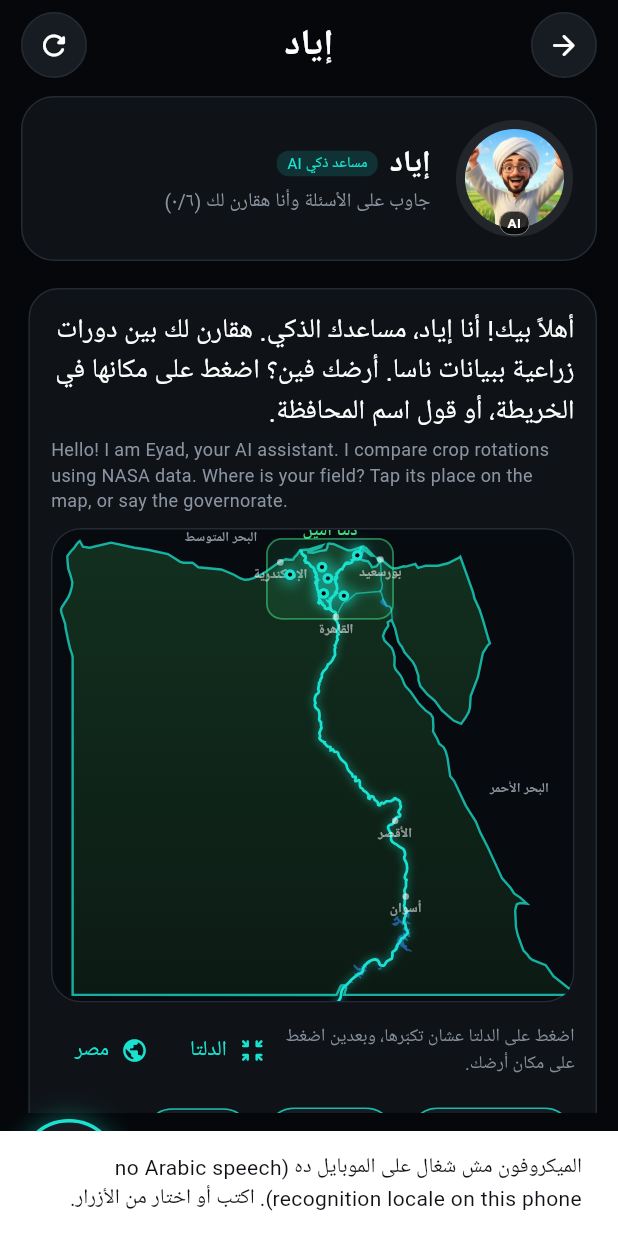
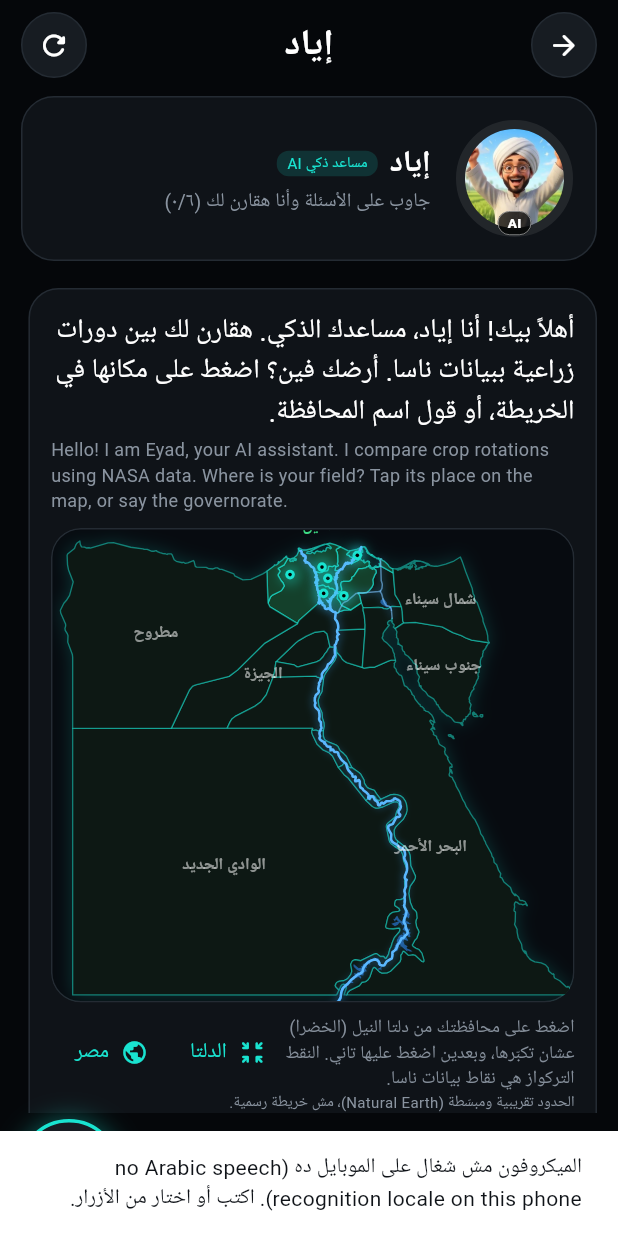
Before and after one commit to TarekELz/fieldshift, a Flutter app: the ChatScreen screen opened directly with empty values, after a tap on the "mic" icon, on a phone screen of 412 x 824 dp. Run offline on Flutter 3.47's test engine with Material 3 defaults, Android fonts, the phone set to English and light mode, and no system bars; our stand-ins replace flutter_tts, speech_to_text.

Commit message:
feat(app): map from real governorate boundaries and Arabic names, governorate-based picking; single AI label on Eyad

```diff
--- a/app/assets/eyad/ABOUT.txt
+++ b/app/assets/eyad/ABOUT.txt
@@ -2,7 +2,7 @@ Eyad avatar pictures (eyad_*.jpg)
 
 These pictures were generated with an AI image tool (Google Gemini) from a prompt supplied by the team, and
 show a stylized cartoon character. NASA Space Apps rules require AI-generated images to carry a visible
-watermark: the app draws an "AI" mark on every avatar and the words "AI-generated" on the large one.
-Do not remove the mark. Do not use these pictures anywhere without it (slides, video, README).
+watermark: the app draws an "AI" mark on every avatar. Do not remove the mark, and keep it wherever the
+pictures are used (slides, video, README). The pictures are acknowledged in the project's acknowledgements.
 The character is a stylized likeness of a person; the team confirms that person's consent and that they are
 over 18 (the competition does not allow likenesses of people under 18).
--- a/app/lib/dialogue.dart
+++ b/app/lib/dialogue.dart
@@ -193,7 +193,14 @@ class Dialogue {
     switch (step) {
       case Step.site:
         final s = parseSite(n);
-        if (s == null) return [_retry('مفهمتش. قول اسم المحافظة تاني من فضلك.', 'I did not understand. Please say the governorate again.')];
+        if (s == null) {
+          final g = _governorateByName(n);
+          if (g != null) {
+            final lbl = g['label'] as List;
+            return _useGovernorate(g, (lbl[1] as num).toDouble(), (lbl[0] as num).toDouble());
+          }
+          return [_retry('مفهمتش. قول اسم المحافظة تاني من فضلك.', 'I did not understand. Please say the governorate again.')];
+        }
         site = s;
         step = Step.crop;
         return [BotMessage('تمام، ${arSite[s]}.', en: data.siteName(s)), prompt()];
@@ -239,27 +246,54 @@ class Dialogue {
     }
   }
 
-  /// The farmer tapped the map. Finds the nearest NASA data point, or says the place is outside the Delta.
+  List<BotMessage> _outside(String? govAr) => [
+        BotMessage(
+          '${govAr != null ? 'محافظة $govAr' : 'المكان ده'} برا دلتا النيل. أنا دلوقتي بشتغل على الدلتا بس: الإسكندرية، البحيرة، كفر الشيخ، الغربية، الدقهلية، دمياط، المنوفية، القليوبية، الشرقية، وبورسعيد. اضغط على واحدة منهم.',
+          en: 'That place is outside the Nile Delta, which is all I cover for now.',
+          choices: prompt().choices,
+          retry: true,
+          showMap: true,
+        ),
+      ];
+
+  /// A Delta governorate was chosen (by tapping the map or by name). It uses its own NASA data point if it has
+  /// one, otherwise the nearest one, and says which.
+  List<BotMessage> _useGovernorate(Map<String, dynamic> g, double lat, double lon) {
+    final ar = g['ar'] as String;
+    if (g['delta'] != true) return _outside(ar);
+    final own = g['site'] as String?;
+    final key = own ?? nearestSite(data, lat, lon).key;
+    final p = data.siteLatLon(key);
+    final km = haversineKm(lat, lon, p.lat, p.lon);
+    final far = km > 60;
+    site = key;
+    step = Step.crop;
+    final approx = far ? ' المسافة بعيدة شوية، فالأرقام تقريبية.' : '';
+    final text = own != null
+        ? 'تمام. محافظة $ar، وهستخدم بيانات ناسا لنقطة ${arSite[key]}.$approx'
+        : 'تمام. محافظة $ar مفيهاش نقطة بيانات خاصة بيها، فهستخدم أقرب نقطة من ناسا: ${arSite[key]} (حوالي ${arDigits(km.round())} كم).$approx';
+    final en = own != null
+        ? 'Governorate ${g['id']}: using the NASA data point ${data.siteName(key)}${far ? '; far from where you tapped, so numbers are approximate' : ''}.'
+        : 'Governorate ${g['id']} has no data point of its own: using the nearest, ${data.siteName(key)}, about ${km.round()} km away.';
+    return [BotMessage(text, en: en), prompt()];
+  }
+
+  /// The farmer tapped the map.
   List<BotMessage> handleLocation(double lat, double lon) {
     if (step != Step.site) {
       return [BotMessage('عشان تغير المكان، اضغط على "ابدأ من جديد".', en: 'To change the place, tap Start again.')];
     }
-    if (!insideDelta(data, lat, lon)) {
-      return [
-        BotMessage('المكان ده برا دلتا النيل. أنا دلوقتي بشتغل على الدلتا بس، من الإسكندرية لحد بورسعيد ولحد القاهرة. اضغط على الدلتا من فضلك.',
-            en: 'That place is outside the Nile Delta, which is all I cover for now.', choices: prompt().choices, retry: true, showMap: true),
-      ];
+    final g = governorateAt(data, lat, lon);
+    if (g == null) return _outside(null);
+    return _useGovernorate(g, lat, lon);
+  }
+
+  Map<String, dynamic>? _governorateByName(String n) {
+    for (final g in data.governorates) {
+      final core = normalizeAr(g['ar'] as String).replaceFirst(RegExp('^ال'), '');
+      if (core.length >= 4 && n.contains(core)) return g as Map<String, dynamic>;
     }
-    final n = nearestSite(data, lat, lon);
-    site = n.key;
-    step = Step.crop;
-    final km = n.km.round();
-    final far = n.km > 60;
-    return [
-      BotMessage('تمام. أقرب نقطة بيانات من ناسا لمكانك هي ${arSite[n.key]}، على بعد حوالي ${arDigits(km)} كم.${far ? ' المسافة بعيدة شوية، فالأرقام تقريبية.' : ''}',
-          en: 'Nearest NASA data point: ${data.siteName(n.key)}, about $km km away${far ? '; that is far, so the numbers are approximate' : ''}.'),
-      prompt(),
-    ];
+    return null;
   }
 
   Comparison run() {
--- a/app/lib/eyad.dart
+++ b/app/lib/eyad.dart
@@ -1,7 +1,7 @@
 // Eyad: the assistant's name and avatar.
 // The avatar pictures were supplied by the team and appear to be AI-generated. The competition rules
-// require a VISIBLE watermark on AI-generated images, so every avatar carries an "AI" mark, and the
-// larger ones carry the full words. They must also be listed in docs/ai-disclosure.md.
+// require a VISIBLE watermark on AI-generated images, so every avatar carries an "AI" mark. They are also
+// acknowledged in the project's acknowledgements and in docs/ai-disclosure.md.
 import 'package:flutter/material.dart';
 
 import 'ui_kit.dart';
@@ -56,21 +56,14 @@ class EyadAvatar extends StatelessWidget {
             decoration: BoxDecoration(shape: BoxShape.circle, border: Border.all(color: Fs.teal, width: 2.4), boxShadow: glow ? [BoxShadow(color: Fs.teal.withValues(alpha: 0.4), blurRadius: 18)] : null),
           ),
         image,
-        // The visible AI watermark: a small "AI" on small avatars, the full words (two lines) on large ones.
+        // The visible AI mark on the avatar (the pictures are AI-generated; the team acknowledges this in the
+        // project's acknowledgements and AI-use disclosure). Larger on the big avatar so it stays clearly visible.
         Positioned(
           bottom: size * 0.05,
-          child: ConstrainedBox(
-            constraints: BoxConstraints(maxWidth: size * 0.92),
-            child: Container(
-              padding: EdgeInsets.symmetric(horizontal: wide ? 8 : 5, vertical: wide ? 2 : 1),
-              decoration: BoxDecoration(color: Colors.black.withValues(alpha: 0.75), borderRadius: BorderRadius.circular(8), border: Border.all(color: Colors.white54, width: 0.6)),
-              child: wide
-                  ? const Column(mainAxisSize: MainAxisSize.min, children: [
-                      Text('AI-generated', style: TextStyle(fontSize: 10, color: Colors.white, fontWeight: FontWeight.w700, height: 1.1)),
-                      Text('مولّدة بالذكاء الاصطناعي', style: TextStyle(fontSize: 8.5, color: Colors.white, height: 1.1)),
-                    ])
-                  : const Text('AI', style: TextStyle(fontSize: 9, color: Colors.white, fontWeight: FontWeight.w700)),
-            ),
+          child: Container(
+            padding: EdgeInsets.symmetric(horizontal: wide ? 10 : 6, vertical: wide ? 2 : 1),
+            decoration: BoxDecoration(color: Colors.black.withValues(alpha: 0.75), borderRadius: BorderRadius.circular(8), border: Border.all(color: Colors.white54, width: 0.6)),
+            child: Text('AI', style: TextStyle(fontSize: wide ? 13 : 9, color: Colors.white, fontWeight: FontWeight.w800)),
           ),
         ),
       ]),
--- a/app/lib/map_picker.dart
+++ b/app/lib/map_picker.dart
@@ -1,6 +1,7 @@
-// Map of Egypt drawn in code from simplified Natural Earth data (public domain): outline, Nile and its
-// two Delta branches, Lake Nasser. The farmer taps the Nile Delta to zoom in, then taps his place.
-// The tapped point is matched to the nearest of our six NASA data points.
+// Map of Egypt drawn in code from simplified Natural Earth data (public domain): the 27 governorates with
+// their Arabic names, the Nile and its two Delta branches, Lake Nasser. The borders are generalized and
+// approximate, not an official survey. The farmer taps a governorate of the Nile Delta (green) to zoom in,
+// then taps his governorate. Each Delta governorate is matched to a NASA data point.
 import 'dart:math' as math;
 
 import 'package:flutter/material.dart';
@@ -25,6 +26,7 @@ class _MapPickerState extends State<MapPicker> with SingleTickerProviderStateMix
   late final AnimationController _anim = AnimationController(vsync: this, duration: const Duration(milliseconds: 450));
   Animation<Matrix4>? _tween;
   ({double lat, double lon})? _pin;
+  String? _selected;
 
   @override
   void initState() {
@@ -61,12 +63,16 @@ class _MapPickerState extends State<MapPicker> with SingleTickerProviderStateMix
 
   void _tap(Offset p, double w, double h) {
     final ll = _unproject(p, _scale(w));
+    final g = governorateAt(widget.data, ll.lat, ll.lon);
     final zoom = _ctrl.value.getMaxScaleOnAxis();
-    if (zoom < 2.2 && insideDelta(widget.data, ll.lat, ll.lon)) {
-      _zoomDelta(w, h); // first tap on the Delta zooms in; the next tap picks the place
+    if (zoom < 2.2 && g != null && g['delta'] == true) {
+      _zoomDelta(w, h); // the first tap on a Delta governorate zooms in; the next tap picks
       return;
     }
-    setState(() => _pin = ll);
+    setState(() {
+      _pin = ll;
+      _selected = g?['id'] as String?;
+    });
     widget.onPick(ll.lat, ll.lon);
   }
 
@@ -92,7 +98,7 @@ class _MapPickerState extends State<MapPicker> with SingleTickerProviderStateMix
                 builder: (context, _) => GestureDetector(
                   behavior: HitTestBehavior.opaque,
                   onTapUp: (d) => _tap(d.localPosition, w, h),
-                  child: CustomPaint(size: Size(w, h), painter: _EgyptPainter(widget.data, s, _ctrl.value.getMaxScaleOnAxis(), _pin)),
+                  child: CustomPaint(size: Size(w, h), painter: _EgyptPainter(widget.data, s, _ctrl.value.getMaxScaleOnAxis(), _pin, _selected)),
                 ),
               ),
             ),
@@ -100,24 +106,26 @@ class _MapPickerState extends State<MapPicker> with SingleTickerProviderStateMix
         ),
         const SizedBox(height: 8),
         Row(children: [
-          Expanded(child: Text('اضغط على الدلتا عشان تكبّرها، وبعدين اضغط على مكان أرضك.', style: TextStyle(fontSize: 12, color: Fs.dim.withValues(alpha: 0.95)))),
+          Expanded(child: Text('اضغط على محافظتك من دلتا النيل (الخضرا) عشان تكبّرها، وبعدين اضغط عليها تاني. النقط التركواز هي نقاط بيانات ناسا.', style: TextStyle(fontSize: 12, color: Fs.dim.withValues(alpha: 0.95), height: 1.35))),
           TextButton.icon(onPressed: () => _zoomDelta(w, h), icon: const Icon(Icons.zoom_in_map_rounded, size: 18), label: const Text('الدلتا')),
           TextButton.icon(onPressed: () => _animateTo(Matrix4.identity()), icon: const Icon(Icons.public_rounded, size: 18), label: const Text('مصر')),
         ]),
+        const Text('الحدود تقريبية ومبسّطة (Natural Earth)، مش خريطة رسمية.', style: TextStyle(fontSize: 10, color: Fs.dim)),
       ]);
     });
   }
 }
 
 class _EgyptPainter extends CustomPainter {
-  _EgyptPainter(this.d, this.s, this.zoom, this.pin);
+  _EgyptPainter(this.d, this.s, this.zoom, this.pin, this.selectedId);
   final EngineData d;
   final double s, zoom;
   final ({double lat, double lon})? pin;
+  final String? selectedId;
 
   Offset p(num lon, num lat) => Offset((lon - _lonMin) * _cosLat * s, (_latMax - lat) * s);
 
-  Path _poly(List pts) {
+  Path _ring(List pts) {
     final path = Path();
     for (var i = 0; i < pts.length; i++) {
       final o = p(pts[i][0] as num, pts[i][1] as num);
@@ -126,31 +134,41 @@ class _EgyptPainter extends CustomPainter {
     return path..close();
   }
 
-  void _label(Canvas c, String text, Offset at, {double size = 10, Color color = Colors.white70, bool centered = true}) {
+  void _label(Canvas c, String text, Offset at, {double size = 10, Color color = Colors.white70}) {
     final tp = TextPainter(text: TextSpan(text: text, style: TextStyle(fontSize: size / zoom, color: color, fontWeight: FontWeight.w600)), textDirection: TextDirection.rtl)..layout();
-    tp.paint(c, centered ? at - Offset(tp.width / 2, tp.height / 2) : at);
+    tp.paint(c, at - Offset(tp.width / 2, tp.height / 2));
   }
 
   @override
   void paint(Canvas c, Size size) {
-    final map = d.egyptMap;
-    // land
-    for (final ring in map['outline'] as List) {
-      final path = _poly(ring as List);
-      c.drawPath(path, Paint()..shader = const LinearGradient(begin: Alignment.topCenter, end: Alignment.bottomCenter, colors: [Color(0xFF12301F), Color(0xFF0C1A14)]).createShader(Offset.zero & size));
-      c.drawPath(path, Paint()..style = PaintingStyle.stroke..strokeWidth = 1.6 / zoom..color = Fs.teal.withValues(alpha: 0.75));
+    final govs = d.governorates;
+    final all = Path();
+    for (final g in govs) {
+      for (final r in g['rings'] as List) {
+        all.addPath(_ring(r as List), Offset.zero);
+      }
     }
-    // Delta area highlight
-    final b = d.deltaBox;
-    final r = Rect.fromPoints(p(b[0], b[3]), p(b[2], b[1]));
-    c.drawRRect(RRect.fromRectAndRadius(r, Radius.circular(10 / zoom)), Paint()..color = Fs.green.withValues(alpha: 0.10));
-    c.drawRRect(RRect.fromRectAndRadius(r, Radius.circular(10 / zoom)), Paint()..style = PaintingStyle.stroke..strokeWidth = 1.2 / zoom..color = Fs.green.withValues(alpha: 0.55));
+    // soft silhouette glow, then each governorate: Delta ones greener
+    c.drawPath(all, Paint()..color = Fs.teal.withValues(alpha: 0.20)..maskFilter = MaskFilter.blur(BlurStyle.normal, 6 / zoom));
+    for (final g in govs) {
+      final path = Path();
+      for (final r in g['rings'] as List) {
+        path.addPath(_ring(r as List), Offset.zero);
+      }
+      final delta = g['delta'] == true;
+      c.drawPath(path, Paint()..color = delta ? const Color(0xFF14402B) : const Color(0xFF0D1814));
+      c.drawPath(path, Paint()..style = PaintingStyle.stroke..strokeWidth = 0.9 / zoom..color = Fs.teal.withValues(alpha: delta ? 0.7 : 0.5)..strokeJoin = StrokeJoin.round);
+      if (g['id'] == selectedId) {
+        c.drawPath(path, Paint()..color = Fs.orange.withValues(alpha: 0.18));
+        c.drawPath(path, Paint()..style = PaintingStyle.stroke..strokeWidth = 1.8 / zoom..color = Fs.orange);
+      }
+    }
     // lakes
-    for (final l in map['lakes'] as List) {
-      c.drawPath(_poly(l['pts'] as List), Paint()..color = const Color(0xFF2D8CFF).withValues(alpha: 0.55));
+    for (final l in d.egyptMap['lakes'] as List) {
+      c.drawPath(_ring(l['pts'] as List), Paint()..color = const Color(0xFF2D8CFF).withValues(alpha: 0.55));
     }
-    // Nile, branches, canals
-    for (final w in map['water'] as List) {
+    // Nile, its two Delta branches, the canals
+    for (final w in d.egyptMap['water'] as List) {
       final pts = w['pts'] as List;
       final path = Path();
       for (var i = 0; i < pts.length; i++) {
@@ -158,27 +176,27 @@ class _EgyptPainter extends CustomPainter {
         i == 0 ? path.moveTo(o.dx, o.dy) : path.lineTo(o.dx, o.dy);
       }
       final canal = (w['name'] as String).contains('Canal');
-      c.drawPath(path, Paint()..style = PaintingStyle.stroke..strokeWidth = (canal ? 3.0 : 5.0) / zoom..color = Fs.teal.withValues(alpha: 0.25)..maskFilter = MaskFilter.blur(BlurStyle.normal, 2.5 / zoom));
-      c.drawPath(path, Paint()..style = PaintingStyle.stroke..strokeWidth = (canal ? 1.0 : 1.8) / zoom..strokeCap = StrokeCap.round..color = canal ? Fs.teal.withValues(alpha: 0.6) : Fs.teal);
+      c.drawPath(path, Paint()..style = PaintingStyle.stroke..strokeWidth = (canal ? 3.0 : 5.0) / zoom..color = const Color(0xFF3DA9FF).withValues(alpha: 0.22)..maskFilter = MaskFilter.blur(BlurStyle.normal, 2.5 / zoom));
+      c.drawPath(path, Paint()..style = PaintingStyle.stroke..strokeWidth = (canal ? 1.0 : 1.7) / zoom..strokeCap = StrokeCap.round..color = canal ? const Color(0xFF7CC4FF).withValues(alpha: 0.6) : const Color(0xFF5BB8FF));
     }
-    // orientation: a few cities
-    const cities = {'القاهرة': [31.24, 30.04], 'الإسكندرية': [29.92, 31.2], 'بورسعيد': [32.3, 31.26], 'أسوان': [32.9, 24.09], 'الأقصر': [32.65, 25.7]};
-    cities.forEach((n, ll) {
-      final o = p(ll[0], ll[1]);
-      c.drawCircle(o, 2.2 / zoom, Paint()..color = Colors.white54);
-      _label(c, n, o + Offset(0, 8 / zoom), size: 9, color: Colors.white54);
-    });
-    _label(c, 'دلتا النيل', p((b[0] + b[2]) / 2, b[3] + 0.18), size: 11, color: Fs.green);
-    _label(c, 'البحر المتوسط', p(28.5, 31.75), size: 9, color: Fs.dim);
-    _label(c, 'البحر الأحمر', p(35.6, 26.4), size: 9, color: Fs.dim);
-    // the six data points
+    // governorate names: large governorates at once, small ones once zoomed in
+    for (final g in govs) {
+      final delta = g['delta'] == true;
+      if (delta ? zoom < 2.2 : (g['size'] as num) * zoom < 1.5) continue; // Delta governorates are always named once zoomed in
+      final lbl = g['label'] as List;
+      _label(c, g['ar'] as String, p(lbl[0] as num, lbl[1] as num), size: 11, color: delta ? Colors.white : Colors.white54);
+    }
+    if (zoom < 2.0) {
+      final b = d.deltaBox;
+      _label(c, 'دلتا النيل', p((b[0] + b[2]) / 2, b[3] + 0.28), size: 11, color: Fs.green);
+    }
+    // the six NASA data points
     for (final k in d.siteKeys) {
       final ll = d.siteLatLon(k);
       final o = p(ll.lon, ll.lat);
-      c.drawCircle(o, 8 / zoom, Paint()..color = Fs.teal.withValues(alpha: 0.35)..maskFilter = MaskFilter.blur(BlurStyle.normal, 4 / zoom));
-      c.drawCircle(o, 3.6 / zoom, Paint()..color = Fs.teal);
-      c.drawCircle(o, 1.4 / zoom, Paint()..color = Colors.black);
-      if (zoom >= 2.4) _label(c, siteAr[k] ?? k, o + Offset(0, -11 / zoom), size: 11, color: Colors.white);
+      c.drawCircle(o, 7 / zoom, Paint()..color = Fs.teal.withValues(alpha: 0.35)..maskFilter = MaskFilter.blur(BlurStyle.normal, 4 / zoom));
+      c.drawCircle(o, 3.2 / zoom, Paint()..color = Fs.teal);
+      c.drawCircle(o, 1.2 / zoom, Paint()..color = Colors.black);
     }
     // the tapped place
     if (pin != null) {
@@ -190,15 +208,5 @@ class _EgyptPainter extends CustomPainter {
   }
 
   @override
-  bool shouldRepaint(_EgyptPainter o) => o.zoom != zoom || o.pin != pin;
+  bool shouldRepaint(_EgyptPainter o) => o.zoom != zoom || o.pin != pin || o.selectedId != selectedId;
 }
-
-/// Short Arabic names for map labels (the full names with governorate notes live in arabic.dart).
-const siteAr = {
-  'kafr_el_sheikh': 'كفر الشيخ',
-  'damietta': 'دمياط',
-  'beheira': 'البحيرة',
-  'gharbia': 'الغربية',
-  'menoufia': 'المنوفية',
-  'sharqia': 'الشرقية',
-};
```
Also changed, not shown: app/assets/data/egypt_map.json (+1 -1 lines), app/lib/engine.dart (+22 -3 lines), data/catalog.yaml (+7 -0 lines), 3 other files.
